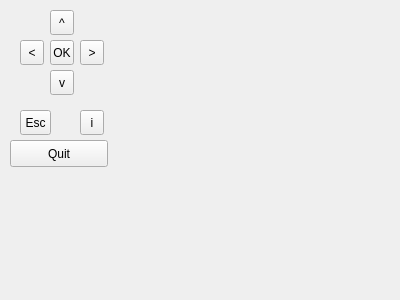
Above: util/remotecontrol/remotecontrol.ui from qtmediahub/sasquatch before the change. Below: the same form after it.
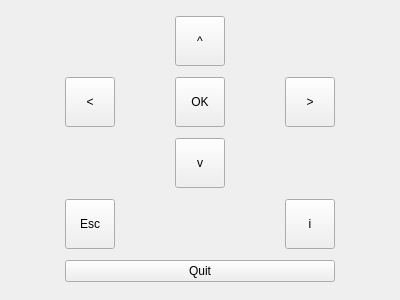
That is the form after the change.

Commit message: Make the buttons bigger for the n900

What changed in the file:
```diff
--- a/util/remotecontrol/remotecontrol.ui
+++ b/util/remotecontrol/remotecontrol.ui
@@ -13,110 +13,106 @@
   <property name="windowTitle">
    <string>Remote Control</string>
   </property>
+  <layout class="QGridLayout" name="gridLayout">
+   <item row="0" column="1">
   <widget class="QToolButton" name="upButton">
-   <property name="geometry">
-    <rect>
-     <x>50</x>
-     <y>10</y>
-     <width>24</width>
-     <height>25</height>
-    </rect>
+     <property name="minimumSize">
+      <size>
+       <width>50</width>
+       <height>50</height>
+      </size>
    </property>
    <property name="text">
     <string>^</string>
    </property>
   </widget>
+   </item>
+   <item row="1" column="0">
   <widget class="QToolButton" name="leftButton">
-   <property name="geometry">
-    <rect>
-     <x>20</x>
-     <y>40</y>
-     <width>24</width>
-     <height>25</height>
-    </rect>
+     <property name="minimumSize">
+      <size>
+       <width>50</width>
+       <height>50</height>
+      </size>
    </property>
    <property name="text">
     <string>&lt;</string>
    </property>
   </widget>
+   </item>
+   <item row="1" column="1">
+    <widget class="QToolButton" name="okButton">
+     <property name="minimumSize">
+      <size>
+       <width>50</width>
+       <height>50</height>
+      </size>
+     </property>
+     <property name="text">
+      <string>OK</string>
+     </property>
+    </widget>
+   </item>
+   <item row="1" column="2">
   <widget class="QToolButton" name="rightButton">
-   <property name="geometry">
-    <rect>
-     <x>80</x>
-     <y>40</y>
-     <width>24</width>
-     <height>25</height>
-    </rect>
+     <property name="minimumSize">
+      <size>
+       <width>50</width>
+       <height>50</height>
+      </size>
    </property>
    <property name="text">
     <string>&gt;</string>
    </property>
   </widget>
+   </item>
+   <item row="2" column="1">
   <widget class="QToolButton" name="downButton">
-   <property name="geometry">
-    <rect>
-     <x>50</x>
-     <y>70</y>
-     <width>24</width>
-     <height>25</height>
-    </rect>
+     <property name="minimumSize">
+      <size>
+       <width>50</width>
+       <height>50</height>
+      </size>
    </property>
    <property name="text">
     <string>v</string>
    </property>
   </widget>
-  <widget class="QToolButton" name="okButton">
-   <property name="geometry">
-    <rect>
-     <x>50</x>
-     <y>40</y>
-     <width>24</width>
-     <height>25</height>
-    </rect>
-   </property>
-   <property name="text">
-    <string>OK</string>
-   </property>
-  </widget>
+   </item>
+   <item row="3" column="0">
   <widget class="QToolButton" name="escButton">
-   <property name="geometry">
-    <rect>
-     <x>20</x>
-     <y>110</y>
-     <width>31</width>
-     <height>25</height>
-    </rect>
+     <property name="minimumSize">
+      <size>
+       <width>50</width>
+       <height>50</height>
+      </size>
    </property>
    <property name="text">
     <string>Esc</string>
    </property>
   </widget>
+   </item>
+   <item row="3" column="2">
   <widget class="QToolButton" name="infoButton">
-   <property name="geometry">
-    <rect>
-     <x>80</x>
-     <y>110</y>
-     <width>24</width>
-     <height>25</height>
-    </rect>
+     <property name="minimumSize">
+      <size>
+       <width>50</width>
+       <height>50</height>
+      </size>
    </property>
    <property name="text">
     <string>i</string>
    </property>
   </widget>
+   </item>
+   <item row="4" column="0" colspan="3">
   <widget class="QPushButton" name="quitButton">
-   <property name="geometry">
-    <rect>
-     <x>10</x>
-     <y>140</y>
-     <width>98</width>
-     <height>27</height>
-    </rect>
-   </property>
    <property name="text">
     <string>Quit</string>
    </property>
   </widget>
+   </item>
+  </layout>
  </widget>
  <resources/>
  <connections/>
```
Lines whose indentation alone changed are shown as unchanged.
